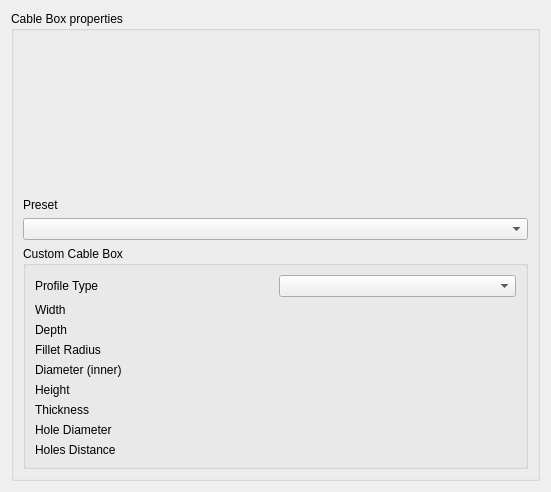
Above: freecad/cables/resources/ui/box.ui from sargo-devel/Cables before the change. Below: the same form after it.
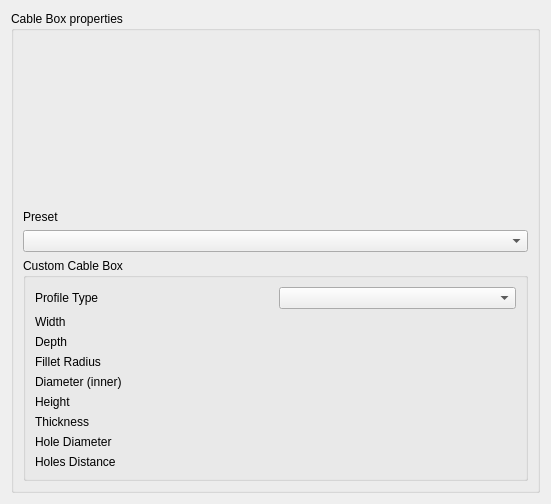
That is the form after the change. Custom widgets are drawn as their Qt base class.

Commit message: Updated main translations file with fixed task panels

Patch:
```diff
--- a/freecad/cables/resources/ui/box.ui
+++ b/freecad/cables/resources/ui/box.ui
@@ -7,7 +7,7 @@
     <x>0</x>
     <y>0</y>
     <width>551</width>
-    <height>492</height>
+    <height>504</height>
    </rect>
   </property>
   <property name="windowTitle">
```
Left out of the diff: 4 changed lines with no effect on the pictures. The commit also changes 3 other files.
